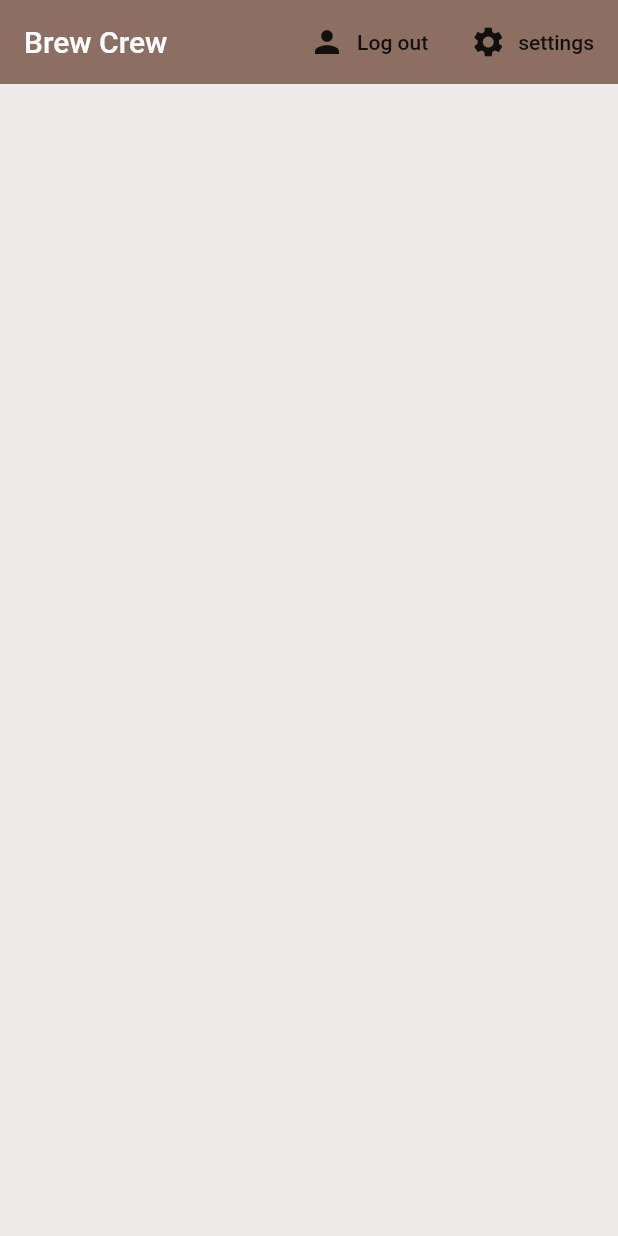
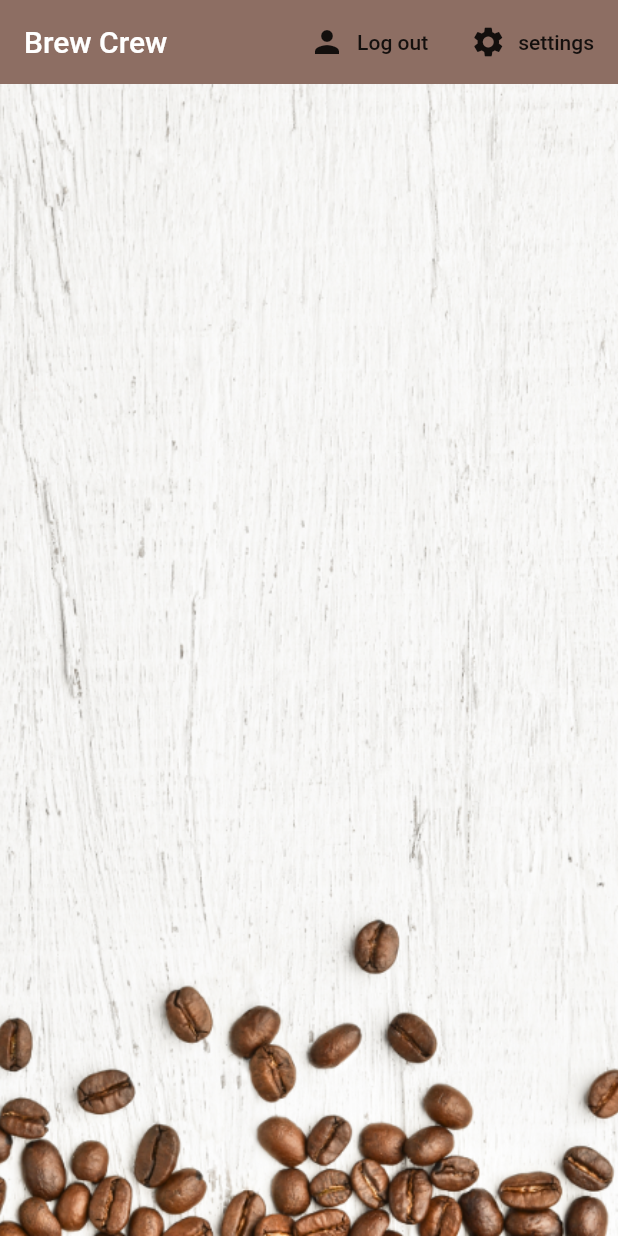
Before and after one commit to jruocco36/FirebaseTest, a Flutter app: the screen it shows once a user with an empty profile is signed in, on a phone screen of 412 x 824 dp. Run offline on Flutter 3.47's test engine with Material 2 defaults, Android fonts, the phone set to English and light mode, and no system bars; our stand-ins replace cloud_firestore, firebase_auth, flutter_spinkit; accounts and stored records are empty.

Commit message:
add images to home screen

```diff
--- a/lib/screens/home/brew_tile.dart
+++ b/lib/screens/home/brew_tile.dart
@@ -16,6 +16,7 @@ class BrewTile extends StatelessWidget {
           leading: CircleAvatar(
             radius: 25.0,
             backgroundColor: Colors.brown[brew.strength],
+            backgroundImage: AssetImage('assets/coffee_icon.png'),
           ),
           title: Text(brew.name),
           subtitle: Text('Takes ${brew.sugars} sugar(s)'),
--- a/lib/screens/home/home.dart
+++ b/lib/screens/home/home.dart
@@ -47,7 +47,15 @@ class Home extends StatelessWidget {
             ),
           ],
         ),
-        body: BrewList(),
+        body: Container(
+          decoration: BoxDecoration(
+            image: DecorationImage(
+              image: AssetImage('assets/coffee_bg.png'),
+              fit: BoxFit.cover,
+            ),
+          ),
+          child: BrewList(),
+        ),
       ),
     );
   }
--- a/pubspec.yaml
+++ b/pubspec.yaml
@@ -50,7 +50,8 @@ flutter:
   uses-material-design: true
 
   # To add assets to your application, add an assets section, like this:
-  # assets:
+  assets:
+   - assets/
   #  - images/a_dot_burr.jpeg
   #  - images/a_dot_ham.jpeg
 
```
Also changed, not shown: assets/coffee_bg.png (added), assets/coffee_icon.png (added).
